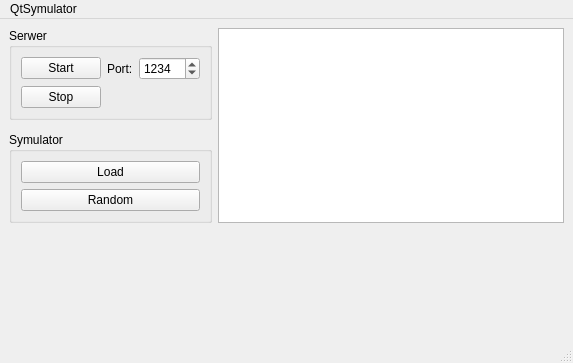
Before: the Qt Designer form mainwindow.ui in DamianJeu/QtSymulator, drawn with Qt 5.
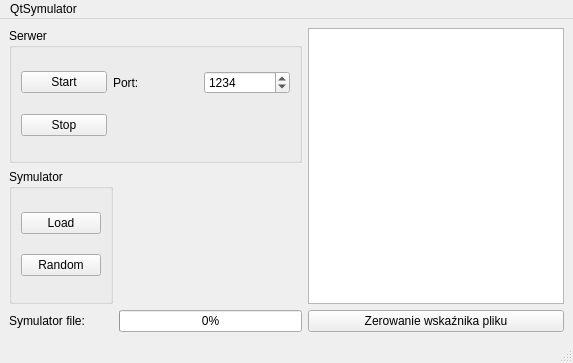
After: the same form once the commit is applied.

Commit message: ADD:symulator file progress bar

The edit to the form file:
```diff
--- a/mainwindow.ui
+++ b/mainwindow.ui
@@ -15,7 +15,7 @@
   </property>
   <widget class="QWidget" name="centralwidget">
    <layout class="QGridLayout" name="gridLayout_2">
-    <item row="0" column="1">
+    <item row="0" column="0" colspan="2">
      <widget class="QGroupBox" name="groupBox">
       <property name="title">
        <string>Serwer</string>
@@ -55,27 +55,14 @@
       </layout>
      </widget>
     </item>
-    <item row="0" column="3" rowspan="3">
+    <item row="0" column="2" rowspan="2">
      <widget class="QTextBrowser" name="textBrowserNetwork">
       <property name="enabled">
        <bool>true</bool>
       </property>
      </widget>
     </item>
-    <item row="3" column="3">
-     <spacer name="horizontalSpacer">
-      <property name="orientation">
-       <enum>Qt::Horizontal</enum>
-      </property>
-      <property name="sizeHint" stdset="0">
-       <size>
-        <width>40</width>
-        <height>20</height>
-       </size>
-      </property>
-     </spacer>
-    </item>
-    <item row="2" column="1">
+    <item row="1" column="0">
      <widget class="QGroupBox" name="groupBox_2">
       <property name="title">
        <string>Symulator</string>
@@ -88,7 +75,7 @@
          </property>
         </widget>
        </item>
-       <item row="1" column="0">
+       <item row="2" column="0">
         <widget class="QPushButton" name="pushButtonRandom">
          <property name="text">
           <string>Random</string>
@@ -98,18 +85,32 @@
       </layout>
      </widget>
     </item>
-    <item row="3" column="1">
-     <spacer name="verticalSpacer">
-      <property name="orientation">
-       <enum>Qt::Vertical</enum>
+    <item row="2" column="0">
+     <widget class="QLabel" name="label_2">
+      <property name="text">
+       <string>Symulator file:</string>
       </property>
-      <property name="sizeHint" stdset="0">
+     </widget>
+    </item>
+    <item row="2" column="1">
+     <widget class="QProgressBar" name="progressBar">
+      <property name="baseSize">
        <size>
-        <width>20</width>
-        <height>40</height>
+        <width>100</width>
+        <height>50</height>
        </size>
       </property>
-     </spacer>
+      <property name="value">
+       <number>0</number>
+      </property>
+     </widget>
+    </item>
+    <item row="2" column="2">
+     <widget class="QPushButton" name="pushButtonResetFilePointer">
+      <property name="text">
+       <string>Zerowanie wskaźnika pliku</string>
+      </property>
+     </widget>
     </item>
    </layout>
   </widget>
```
The commit also changes 6 other files.
